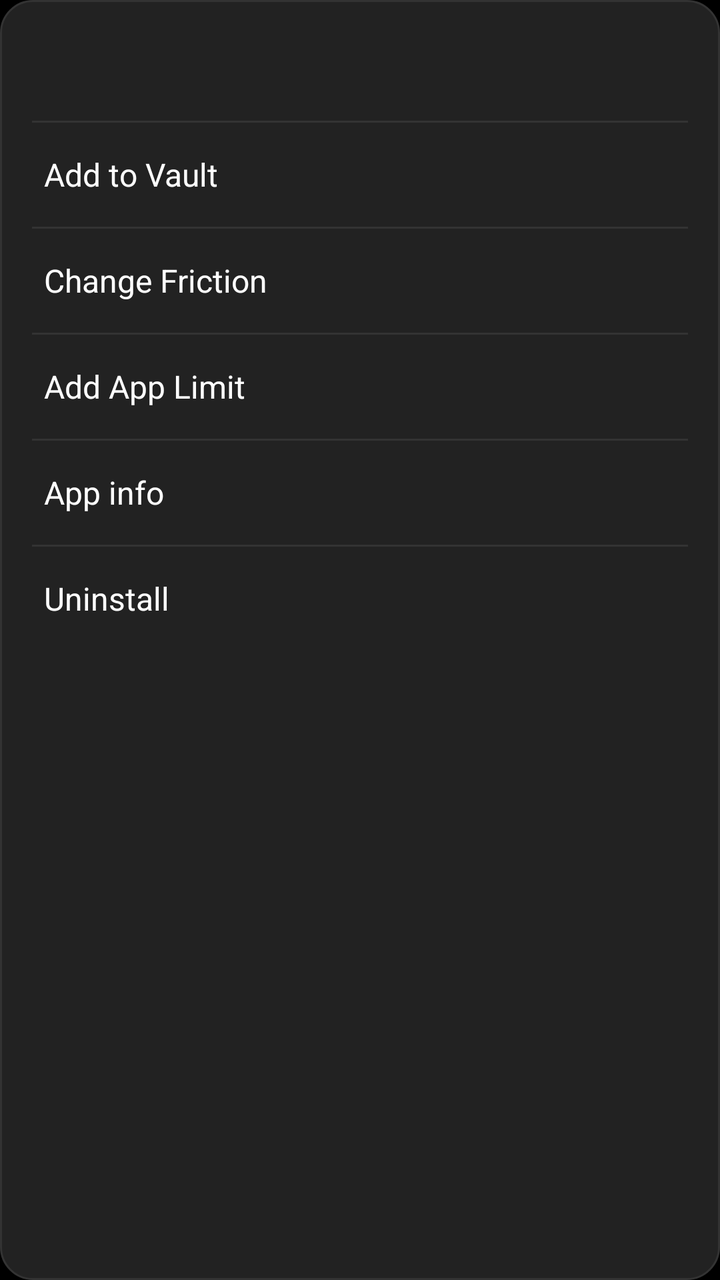
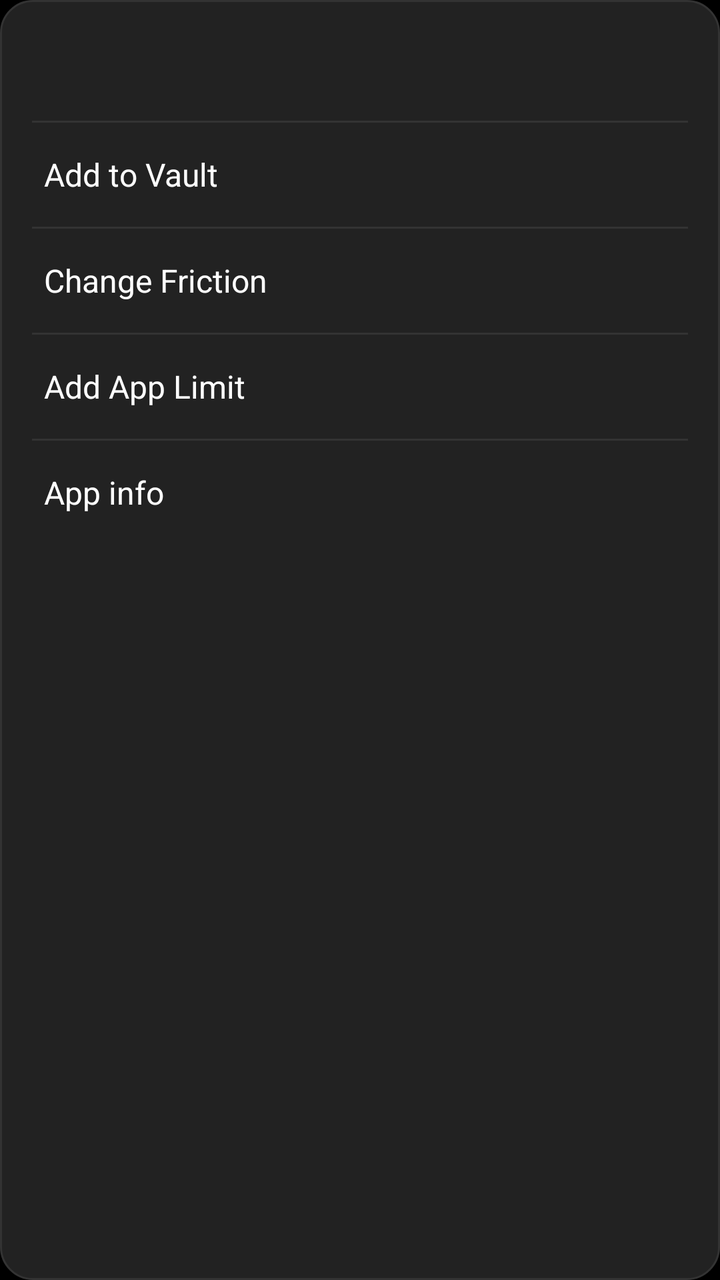

An Android layout rendered at two revisions. The XML below is the earlier revision; the diff shows what the commit changed to produce the second picture.
<!-- AndroidManifest.xml: application theme Theme.PureLauncher -->
<!-- res/layout/dialog_app_context_menu.xml -->
<?xml version="1.0" encoding="utf-8"?>
<LinearLayout xmlns:android="http://schemas.android.com/apk/res/android"
    android:layout_width="match_parent"
    android:layout_height="wrap_content"
    android:orientation="vertical"
    android:background="@drawable/bg_context_menu_card"
    android:layout_margin="20dp"
    android:paddingBottom="8dp">

    
    <TextView
        android:id="@+id/tvMenuTitle"
        android:layout_width="match_parent"
        android:layout_height="wrap_content"
        android:paddingStart="22dp"
        android:paddingEnd="22dp"
        android:paddingTop="20dp"
        android:paddingBottom="16dp"
        android:textColor="#FFFFFF"
        android:textSize="18sp"
        android:textStyle="bold" />

    
    <View
        android:id="@+id/divAppInfoTop"
        android:layout_width="match_parent"
        android:layout_height="1dp"
        android:background="#333333"
        android:layout_marginStart="16dp"
        android:layout_marginEnd="16dp" />

    
    <LinearLayout
        android:id="@+id/btnToggleVault"
        android:layout_width="match_parent"
        android:layout_height="52dp"
        android:gravity="center_vertical"
        android:orientation="horizontal"
        android:paddingStart="22dp"
        android:paddingEnd="22dp"
        android:clickable="true"
        android:focusable="true"
        android:foreground="?android:attr/selectableItemBackground">

        <TextView
            android:id="@+id/tvVaultAction"
            android:layout_width="wrap_content"
            android:layout_height="wrap_content"
            android:text="Add to Vault"
            android:textColor="#FFFFFF"
            android:textSize="16sp" />
    </LinearLayout>

    
    <View
        android:id="@+id/divFrictionTop"
        android:layout_width="match_parent"
        android:layout_height="1dp"
        android:background="#333333"
        android:layout_marginStart="16dp"
        android:layout_marginEnd="16dp" />

    <LinearLayout
        android:id="@+id/btnChangeFriction"
        android:layout_width="match_parent"
        android:layout_height="52dp"
        android:gravity="center_vertical"
        android:orientation="horizontal"
        android:paddingStart="22dp"
        android:paddingEnd="22dp"
        android:clickable="true"
        android:focusable="true"
        android:foreground="?android:attr/selectableItemBackground">

        <TextView
            android:layout_width="wrap_content"
            android:layout_height="wrap_content"
            android:text="Change Friction"
            android:textColor="#FFFFFF"
            android:textSize="16sp" />
    </LinearLayout>

    <View
        android:id="@+id/divLimitTop"
        android:layout_width="match_parent"
        android:layout_height="1dp"
        android:background="#333333"
        android:layout_marginStart="16dp"
        android:layout_marginEnd="16dp" />

    <LinearLayout
        android:id="@+id/btnAppLimit"
        android:layout_width="match_parent"
        android:layout_height="52dp"
        android:gravity="center_vertical"
        android:orientation="horizontal"
        android:paddingStart="22dp"
        android:paddingEnd="22dp"
        android:clickable="true"
        android:focusable="true"
        android:foreground="?android:attr/selectableItemBackground">

        <TextView
            android:layout_width="wrap_content"
            android:layout_height="wrap_content"
            android:text="Add App Limit"
            android:textColor="#FFFFFF"
            android:textSize="16sp" />
    </LinearLayout>

    <View
        android:id="@+id/divUninstallTop"
        android:layout_width="match_parent"
        android:layout_height="1dp"
        android:background="#333333"
        android:layout_marginStart="16dp"
        android:layout_marginEnd="16dp" />

    
    <LinearLayout
        android:id="@+id/btnAppInfo"
        android:layout_width="match_parent"
        android:layout_height="52dp"
        android:gravity="center_vertical"
        android:orientation="horizontal"
        android:paddingStart="22dp"
        android:paddingEnd="22dp"
        android:clickable="true"
        android:focusable="true"
        android:foreground="?android:attr/selectableItemBackground">

        <TextView
            android:layout_width="wrap_content"
            android:layout_height="wrap_content"
            android:text="App info"
            android:textColor="#FFFFFF"
            android:textSize="16sp" />
    </LinearLayout>

    
    <View
        android:layout_width="match_parent"
        android:layout_height="1dp"
        android:background="#333333"
        android:layout_marginStart="16dp"
        android:layout_marginEnd="16dp" />

    
    <LinearLayout
        android:id="@+id/btnUninstall"
        android:layout_width="match_parent"
        android:layout_height="52dp"
        android:gravity="center_vertical"
        android:orientation="horizontal"
        android:paddingStart="22dp"
        android:paddingEnd="22dp"
        android:clickable="true"
        android:focusable="true"
        android:foreground="?android:attr/selectableItemBackground">

        <TextView
            android:layout_width="wrap_content"
            android:layout_height="wrap_content"
            android:text="Uninstall"
            android:textColor="#FFFFFF"
            android:textSize="16sp" />
    </LinearLayout>

</LinearLayout>
<!-- resources referenced by this layout -->
<resources>
  <!-- drawable bg_context_menu_card (drawable) -->
  <?xml version="1.0" encoding="utf-8"?>
  <shape xmlns:android="http://schemas.android.com/apk/res/android"
      android:shape="rectangle">
      <corners android:radius="16dp" />
      <solid android:color="#222222" />
      <stroke android:width="1dp" android:color="#333333" />
  </shape>
  <style name="Theme.PureLauncher" parent="Base.Theme.PureLauncher" />
  <style name="Base.Theme.PureLauncher" parent="Theme.Material3.DayNight.NoActionBar">
          
          <item name="android:windowBackground">@android:color/black</item>
          
          <item name="android:windowAnimationStyle">@style/NoWindowAnimation</item>
      </style>
  <style name="NoWindowAnimation">
          <item name="android:activityOpenEnterAnimation">@null</item>
          <item name="android:activityOpenExitAnimation">@null</item>
          <item name="android:activityCloseEnterAnimation">@null</item>
          <item name="android:activityCloseExitAnimation">@null</item>
          <item name="android:taskOpenEnterAnimation">@null</item>
          <item name="android:taskOpenExitAnimation">@null</item>
          <item name="android:taskCloseEnterAnimation">@null</item>
          <item name="android:taskCloseExitAnimation">@null</item>
          <item name="android:taskToFrontEnterAnimation">@null</item>
          <item name="android:taskToFrontExitAnimation">@null</item>
      </style>
</resources>

<!-- the commit's change to res/layout/dialog_app_context_menu.xml (unified diff, before → after) -->
@@ -109,7 +109,7 @@
     </LinearLayout>
 
     <View
-        android:id="@+id/divUninstallTop"
+        android:id="@+id/divAppInfoTop"
         android:layout_width="match_parent"
         android:layout_height="1dp"
         android:background="#333333"
@@ -137,33 +137,4 @@
             android:textSize="16sp" />
     </LinearLayout>
 
-    
-    <View
-        android:layout_width="match_parent"
-        android:layout_height="1dp"
-        android:background="#333333"
-        android:layout_marginStart="16dp"
-        android:layout_marginEnd="16dp" />
-
-    
-    <LinearLayout
-        android:id="@+id/btnUninstall"
-        android:layout_width="match_parent"
-        android:layout_height="52dp"
-        android:gravity="center_vertical"
-        android:orientation="horizontal"
-        android:paddingStart="22dp"
-        android:paddingEnd="22dp"
-        android:clickable="true"
-        android:focusable="true"
-        android:foreground="?android:attr/selectableItemBackground">
-
-        <TextView
-            android:layout_width="wrap_content"
-            android:layout_height="wrap_content"
-            android:text="Uninstall"
-            android:textColor="#FFFFFF"
-            android:textSize="16sp" />
-    </LinearLayout>
-
 </LinearLayout>
